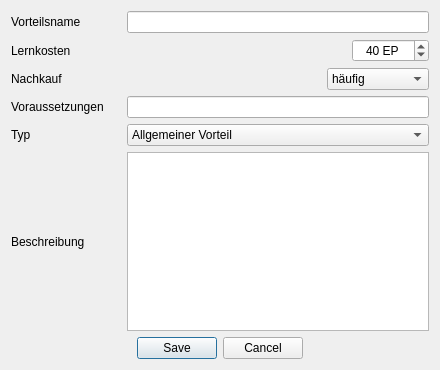
The window that UI/DatenbankEditVorteil.ui (Aeolitus/Sephrasto) describes before a commit, drawn with Qt 5.
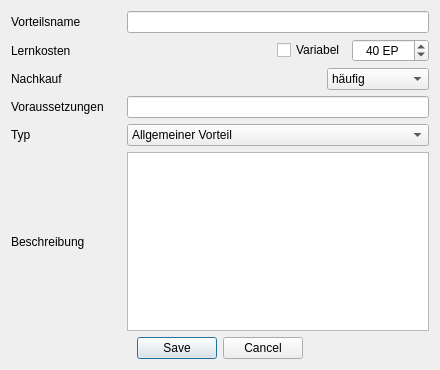
The same window after the commit.

Commit message: -> Datenbank ist auf dem Aktuellen Stand des PDFs ---> Vorteile von Hand angepasst ---> Fertigkeiten von Hand angepasst ---> Talente von Hand angepasst ---> Übernatürliche Talente und Fertigkeiten aus dem Word-Doc / von Hand ausgebessert -> Vorteile können nun variable Kosten haben

The edit to the form file:
```diff
--- a/UI/DatenbankEditVorteil.ui
+++ b/UI/DatenbankEditVorteil.ui
@@ -93,6 +93,13 @@
          </property>
         </spacer>
        </item>
+       <item>
+        <widget class="QCheckBox" name="checkVariable">
+         <property name="text">
+          <string>Variabel</string>
+         </property>
+        </widget>
+       </item>
        <item>
         <widget class="QSpinBox" name="kostenEdit">
          <property name="alignment">
```
The commit also changes 7 other files.
